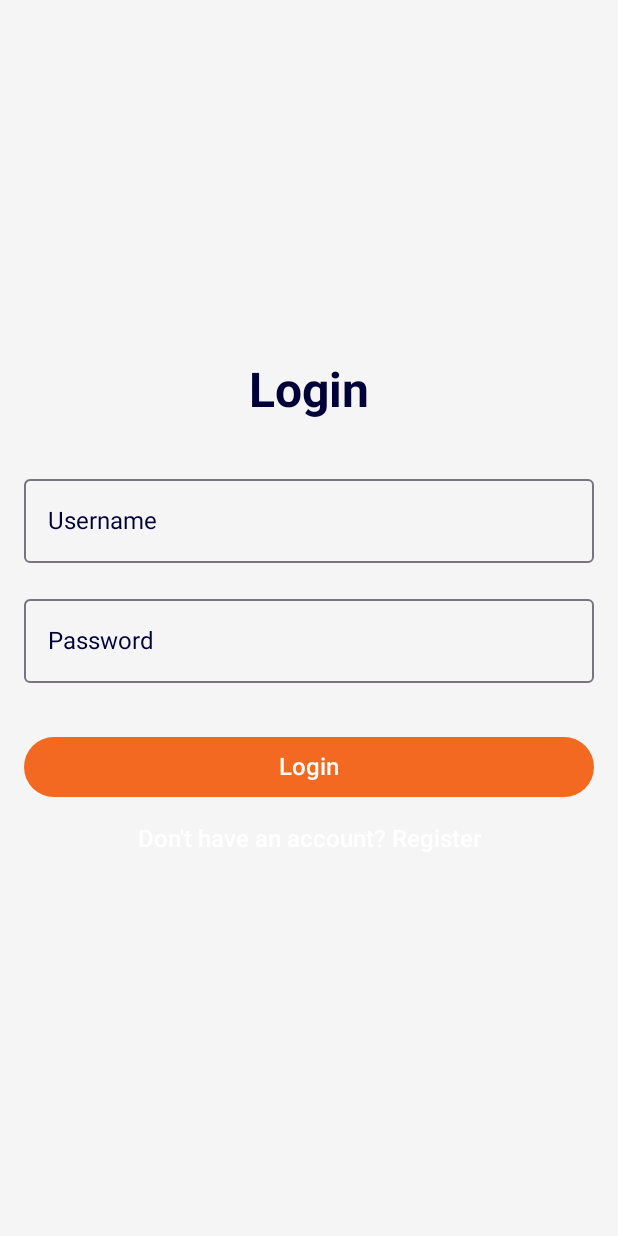
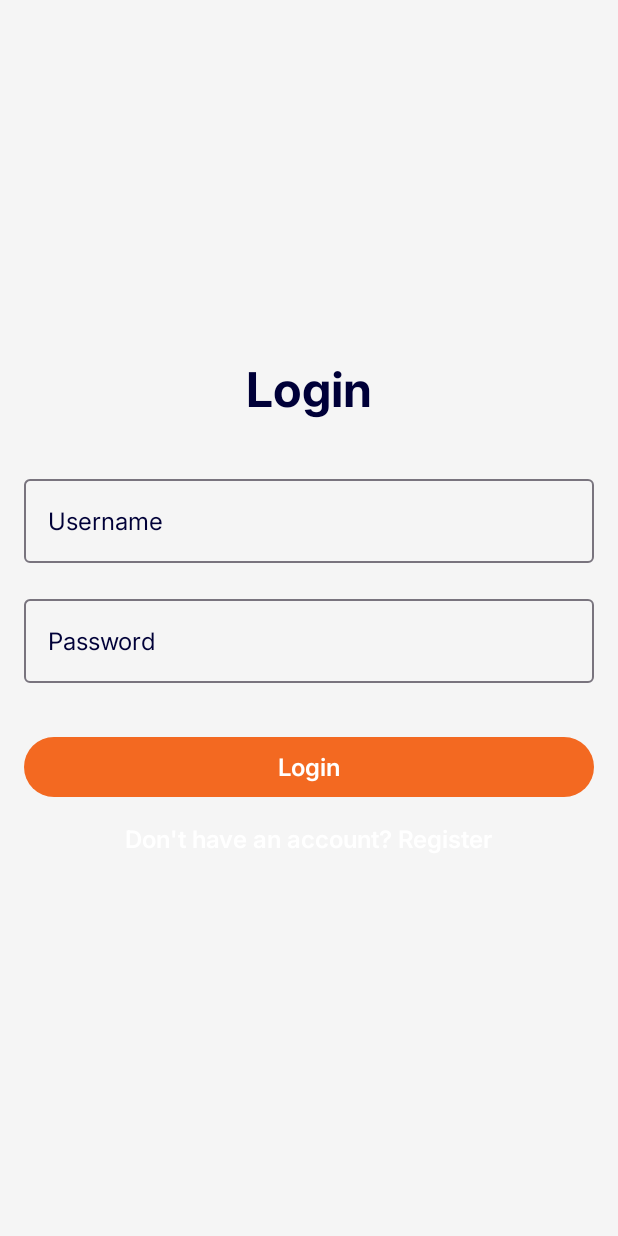
Before and after one commit to Quest1Codes/ditto-poc, an Android app built with Jetpack Compose: the screen it shows after launch (MainActivity), on a phone screen of 412 x 824 dp. Run offline under Robolectric (Android 15) with nearby library versions, the phone set to English and light mode, and no system bars; our stand-ins replace Dagger/Hilt's generated code; libraries missing offline, so code that uses them is left out: com.auth0.android; 9 statements that could not run were skipped.

Commit message:
updated font

```diff
--- a/app/src/main/java/com/quest1/demopos/MainActivity.kt
+++ b/app/src/main/java/com/quest1/demopos/MainActivity.kt
@@ -13,8 +13,6 @@ class MainActivity : ComponentActivity() {
         super.onCreate(savedInstanceState)
         setContent {
             Quest1POSTheme {
-                // This is the only line that needs to be changed.
-                // It should call AppNavigation() to start your main app flow.
                 AppNavigation()
             }
         }
--- a/app/src/main/java/com/quest1/demopos/ui/theme/Theme.kt
+++ b/app/src/main/java/com/quest1/demopos/ui/theme/Theme.kt
@@ -11,35 +11,30 @@ import androidx.compose.ui.graphics.Color
 import androidx.compose.ui.graphics.toArgb
 import androidx.compose.ui.platform.LocalView
 import androidx.compose.ui.text.TextStyle
+import androidx.compose.ui.unit.sp
+import androidx.core.view.WindowCompat
+import androidx.compose.ui.text.font.Font
 import androidx.compose.ui.text.font.FontFamily
 import androidx.compose.ui.text.font.FontWeight
-import androidx.compose.ui.unit.sp
-import androidx.core.view.WindowCompat
+import com.quest1.demopos.R
 
-// --- Color Palette ---
-
-// Semantic Palette
 val PrimaryAction = Color(0xFFF36921)
 val SecondaryAction = Color(0xFF4944F6)
 val BrandAccent = Color(0xFF9301DE)
 
-// Feedback Colors
 val Success = Color(0xFF28a745)
 val Error = Color(0xFFdc3545)
 val Warning = Color(0xFFFBB609)
 
-// Neutral Palette (Light)
 val LightBackground = Color(0xFFFFFFFF)
 val LightSurface = Color(0xFFF5F5F5)
 val LightTextPrimary = Color(0xFF000038)
 val LightTextSecondary = Color(0xFF555555)
 val LightBorders = Color(0xFFE0E0E0)
 
-// Neutral Palette (Dark)
 val DarkBackground = Color(0xFF000038)
 val DarkSurface = Color(0xFF1F1F4B)
 val DarkTextPrimary = Color(0xFFFFFFFF)
-val DarkTextSecondary = Color(0xFFB0B0B0)
 
 private val LightColorScheme = lightColorScheme(
     primary = PrimaryAction,
@@ -69,47 +64,43 @@ private val DarkColorScheme = darkColorScheme(
     onError = Color.White
 )
 
-// --- Typography ---
-// Note: You need to add the "Inter" font family to your `res/font` folder.
-val InterFontFamily = FontFamily.Default // Replace with actual font if available
 
+val InterFontFamily = FontFamily(
+    Font(R.font.inter_regular, FontWeight.Normal),
+    Font(R.font.inter_semibold, FontWeight.SemiBold),
+    Font(R.font.inter_bold, FontWeight.Bold)
+)
 val AppTypography = androidx.compose.material3.Typography(
-    // H1 (Screen Titles)
     headlineLarge = TextStyle(
         fontFamily = InterFontFamily,
         fontWeight = FontWeight.Bold,
         fontSize = 32.sp,
         color = LightTextPrimary
     ),
-    // H2 (Section Headers)
     headlineMedium = TextStyle(
         fontFamily = InterFontFamily,
         fontWeight = FontWeight.Bold,
         fontSize = 24.sp,
         color = LightTextPrimary
     ),
-    // H3 (Card Titles, Item Names)
     headlineSmall = TextStyle(
         fontFamily = InterFontFamily,
         fontWeight = FontWeight.SemiBold,
         fontSize = 18.sp,
         color = LightTextPrimary
     ),
-    // Body Text
     bodyLarge = TextStyle(
         fontFamily = InterFontFamily,
         fontWeight = FontWeight.Normal,
         fontSize = 16.sp,
         color = LightTextPrimary
     ),
-    // Button Text
     labelLarge = TextStyle(
         fontFamily = InterFontFamily,
         fontWeight = FontWeight.SemiBold,
         fontSize = 16.sp,
         color = Color.White
     ),
-    // Captions/Labels
     bodySmall = TextStyle(
         fontFamily = InterFontFamily,
         fontWeight = FontWeight.Normal,
```
Also changed, not shown: app/src/main/res/font/inter_bold.ttf (added), app/src/main/res/font/inter_regular.ttf (added), app/src/main/res/font/inter_semibold.ttf (added), app/src/main/res/font/roboto_bold.ttf (added), app/src/main/res/font/roboto_regular.ttf (added), app/src/main/res/font/roboto_semibold.ttf (added).
